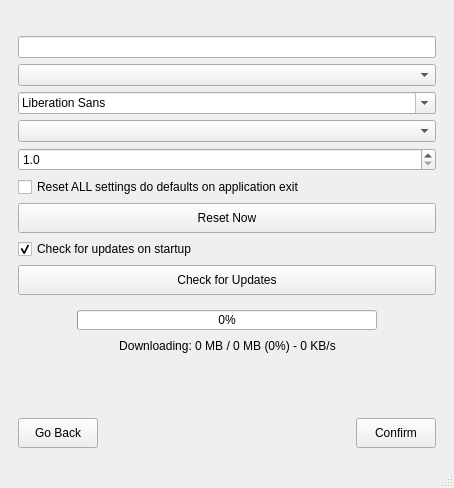
Old version of the form ui/kgroundcontrol.ui in the repository YevheniiKovryzhenko/KGroundControl.
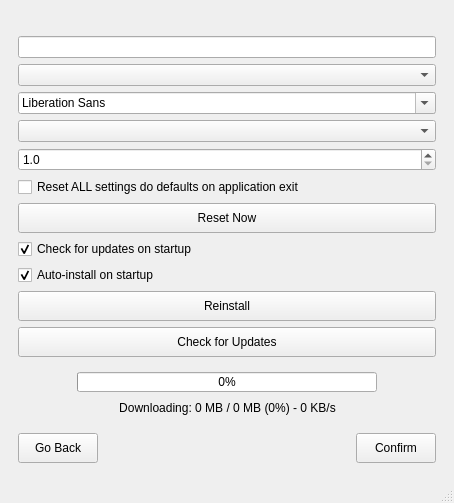
New version of the form. The open tabs and pages were chosen to show the change. Custom widgets are drawn as their Qt base class.

Commit message: refined auto-install logic on linux, added a settings button to disable it and reinstall manually

Diff of the .ui file:
```diff
--- a/ui/kgroundcontrol.ui
+++ b/ui/kgroundcontrol.ui
@@ -1357,6 +1357,31 @@
           </property>
          </widget>
         </item>
+        <item>
+         <widget class="QCheckBox" name="chk_auto_install">
+          <property name="visible"><bool>false</bool></property>
+          <property name="text">
+           <string>Auto-install on startup</string>
+          </property>
+          <property name="checked">
+           <bool>true</bool>
+          </property>
+         </widget>
+        </item>
+        <item>
+         <widget class="QPushButton" name="btn_reinstall">
+          <property name="visible"><bool>false</bool></property>
+          <property name="minimumSize">
+           <size>
+            <width>120</width>
+            <height>30</height>
+           </size>
+          </property>
+          <property name="text">
+           <string>Reinstall</string>
+          </property>
+         </widget>
+        </item>
         <item>
          <widget class="QPushButton" name="btn_check_updates">
           <property name="visible"><bool>false</bool></property>
```
The commit also changes 8 other files.
